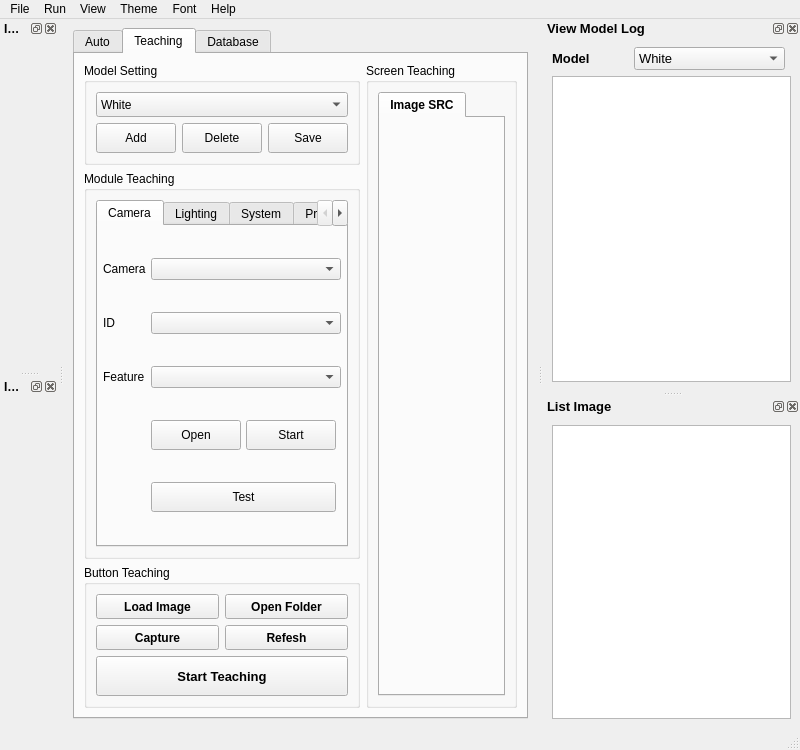
vananh2606/ProjectProcessingImage, file ui/MainWindow.ui: the form before one commit.
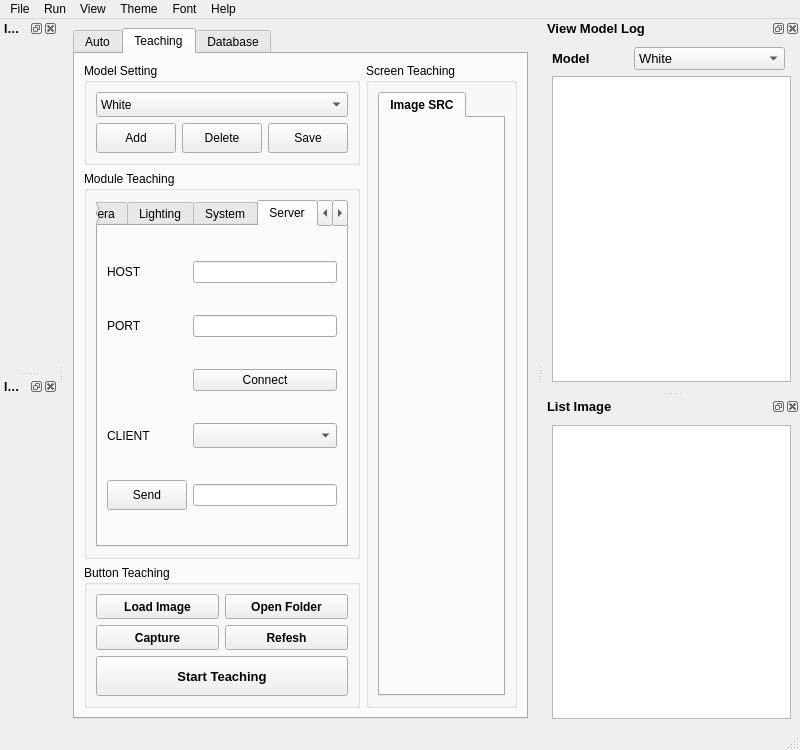
The form after the commit. The open tabs and pages were chosen to show the change.

Commit message: Add Server and Camera

```diff
--- a/ui/MainWindow.ui
+++ b/ui/MainWindow.ui
@@ -563,6 +563,12 @@
                    <verstretch>0</verstretch>
                   </sizepolicy>
                  </property>
+                 <property name="minimumSize">
+                  <size>
+                   <width>0</width>
+                   <height>25</height>
+                  </size>
+                 </property>
                 </widget>
                </item>
                <item row="2" column="0">
@@ -586,6 +592,12 @@
                    <verstretch>0</verstretch>
                   </sizepolicy>
                  </property>
+                 <property name="minimumSize">
+                  <size>
+                   <width>0</width>
+                   <height>25</height>
+                  </size>
+                 </property>
                 </widget>
                </item>
                <item row="0" column="0">
@@ -609,6 +621,12 @@
                    <verstretch>0</verstretch>
                   </sizepolicy>
                  </property>
+                 <property name="minimumSize">
+                  <size>
+                   <width>0</width>
+                   <height>25</height>
+                  </size>
+                 </property>
                 </widget>
                </item>
                <item row="1" column="0">
@@ -626,6 +644,9 @@
                </item>
                <item row="3" column="2">
                 <widget class="QPushButton" name="btn_start_camera">
+                 <property name="enabled">
+                  <bool>false</bool>
+                 </property>
                  <property name="sizePolicy">
                   <sizepolicy hsizetype="Minimum" vsizetype="Fixed">
                    <horstretch>0</horstretch>
@@ -664,6 +685,9 @@
                </item>
                <item row="4" column="1" colspan="2">
                 <widget class="QPushButton" name="btn_test_camera">
+                 <property name="enabled">
+                  <bool>false</bool>
+                 </property>
                  <property name="minimumSize">
                   <size>
                    <width>0</width>
@@ -848,8 +872,8 @@
                <property name="verticalSpacing">
                 <number>5</number>
                </property>
-               <item row="4" column="0">
-                <widget class="QLabel" name="label_host_server">
+               <item row="1" column="0">
+                <widget class="QLabel" name="label_log_size">
                  <property name="sizePolicy">
                   <sizepolicy hsizetype="Preferred" vsizetype="Fixed">
                    <horstretch>0</horstretch>
@@ -861,46 +885,10 @@
                  </property>
                 </widget>
                </item>
-               <item row="4" column="1">
-                <widget class="QLineEdit" name="line_host_server">
-                 <property name="sizePolicy">
-                  <sizepolicy hsizetype="Preferred" vsizetype="Fixed">
-                   <horstretch>0</horstretch>
-                   <verstretch>0</verstretch>
-                  </sizepolicy>
-                 </property>
-                </widget>
-               </item>
-               <item row="5" column="1">
-                <widget class="QLineEdit" name="line_port_server">
-                 <property name="sizePolicy">
-                  <sizepolicy hsizetype="Preferred" vsizetype="Fixed">
-                   <horstretch>0</horstretch>
-                   <verstretch>0</verstretch>
-                  </sizepolicy>
-                 </property>
-                </widget>
-               </item>
-               <item row="5" column="0">
-                <widget class="QLabel" name="label_port_server">
-                 <property name="sizePolicy">
-                  <sizepolicy hsizetype="Preferred" vsizetype="Fixed">
-                   <horstretch>0</horstretch>
-                   <verstretch>0</verstretch>
-                  </sizepolicy>
-                 </property>
+               <item row="2" column="0">
+                <widget class="QLabel" name="label_database_path">
                  <property name="text">
-                  <string>PORT</string>
-                 </property>
-                </widget>
-               </item>
-               <item row="1" column="1">
-                <widget class="QLineEdit" name="line_log_size">
-                 <property name="sizePolicy">
-                  <sizepolicy hsizetype="Preferred" vsizetype="Fixed">
-                   <horstretch>0</horstretch>
-                   <verstretch>0</verstretch>
-                  </sizepolicy>
+                  <string>Database Path</string>
                  </property>
                 </widget>
                </item>
@@ -914,19 +902,6 @@
                  </property>
                 </widget>
                </item>
-               <item row="6" column="1">
-                <widget class="QPushButton" name="btn_connect_server">
-                 <property name="sizePolicy">
-                  <sizepolicy hsizetype="Expanding" vsizetype="Fixed">
-                   <horstretch>0</horstretch>
-                   <verstretch>0</verstretch>
-                  </sizepolicy>
-                 </property>
-                 <property name="text">
-                  <string>Connect</string>
-                 </property>
-                </widget>
-               </item>
                <item row="0" column="0">
                 <widget class="QLabel" name="label_log_dir">
                  <property name="sizePolicy">
@@ -976,6 +951,115 @@
                   <string>Auto Start</string>
                  </property>
                 </widget>
+               </item>
+               <item row="1" column="1">
+                <widget class="QLineEdit" name="line_log_size">
+                 <property name="sizePolicy">
+                  <sizepolicy hsizetype="Preferred" vsizetype="Fixed">
+                   <horstretch>0</horstretch>
+                   <verstretch>0</verstretch>
+                  </sizepolicy>
+                 </property>
+                </widget>
+               </item>
+              </layout>
+             </widget>
+             <widget class="QWidget" name="tabServer">
+              <attribute name="title">
+               <string>Server</string>
+              </attribute>
+              <layout class="QGridLayout" name="gridLayout">
+               <item row="0" column="1">
+                <widget class="QLineEdit" name="line_host_server">
+                 <property name="sizePolicy">
+                  <sizepolicy hsizetype="Preferred" vsizetype="Fixed">
+                   <horstretch>0</horstretch>
+                   <verstretch>0</verstretch>
+                  </sizepolicy>
+                 </property>
+                </widget>
+               </item>
+               <item row="3" column="1">
+                <widget class="QComboBox" name="combo_select_client">
+                 <property name="minimumSize">
+                  <size>
+                   <width>0</width>
+                   <height>25</height>
+                  </size>
+                 </property>
+                </widget>
+               </item>
+               <item row="2" column="1">
+                <widget class="QPushButton" name="btn_connect_server">
+                 <property name="sizePolicy">
+                  <sizepolicy hsizetype="Expanding" vsizetype="Fixed">
+                   <horstretch>0</horstretch>
+                   <verstretch>0</verstretch>
+                  </sizepolicy>
+                 </property>
+                 <property name="text">
+                  <string>Connect</string>
+                 </property>
+                </widget>
+               </item>
+               <item row="1" column="0">
+                <widget class="QLabel" name="label_port_server">
+                 <property name="sizePolicy">
+                  <sizepolicy hsizetype="Preferred" vsizetype="Fixed">
+                   <horstretch>0</horstretch>
+                   <verstretch>0</verstretch>
+                  </sizepolicy>
+                 </property>
+                 <property name="text">
+                  <string>PORT</string>
+                 </property>
+                </widget>
+               </item>
+               <item row="1" column="1">
+                <widget class="QLineEdit" name="line_port_server">
+                 <property name="sizePolicy">
+                  <sizepolicy hsizetype="Preferred" vsizetype="Fixed">
+                   <horstretch>0</horstretch>
+                   <verstretch>0</verstretch>
+                  </sizepolicy>
+                 </property>
+                </widget>
+               </item>
+               <item row="3" column="0">
+                <widget class="QLabel" name="label_client">
+                 <property name="text">
+                  <string>CLIENT</string>
+                 </property>
+                </widget>
+               </item>
+               <item row="0" column="0">
+                <widget class="QLabel" name="label_host_server">
+                 <property name="sizePolicy">
+                  <sizepolicy hsizetype="Preferred" vsizetype="Fixed">
+                   <horstretch>0</horstretch>
+                   <verstretch>0</verstretch>
+                  </sizepolicy>
+                 </property>
+                 <property name="text">
+                  <string>HOST</string>
+                 </property>
+                </widget>
+               </item>
+               <item row="4" column="0">
+                <widget class="QPushButton" name="btn_send_client">
+                 <property name="minimumSize">
+                  <size>
+                   <width>0</width>
+                   <height>30</height>
+                  </size>
+                 </property>
+                 <property name="text">
+                  <string>Send</string>
+                 </property>
+                </widget>
+               </item>
+               <item row="4" column="1">
+                <widget class="QLineEdit" name="line_client"/>
                </item>
               </layout>
              </widget>
```
Left out of the diff: 26 changed lines with no effect on the pictures. The commit also changes 8 other files.
